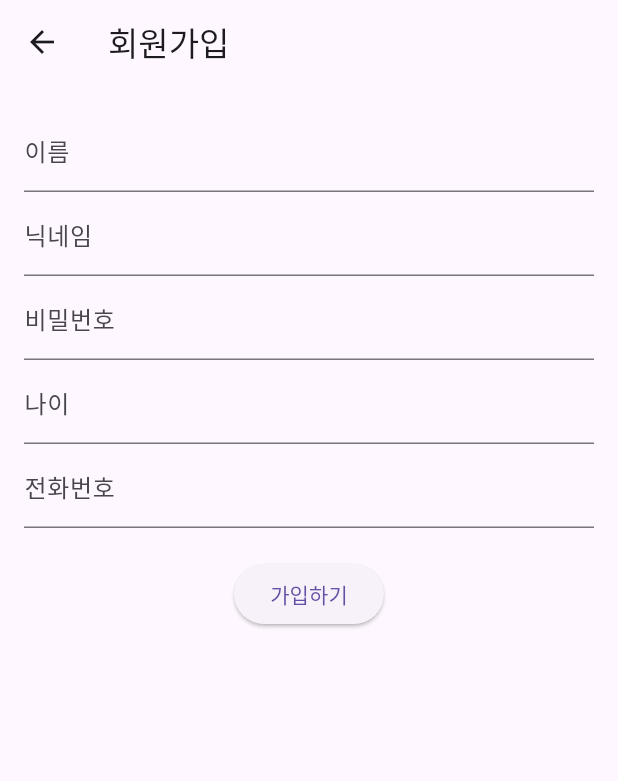
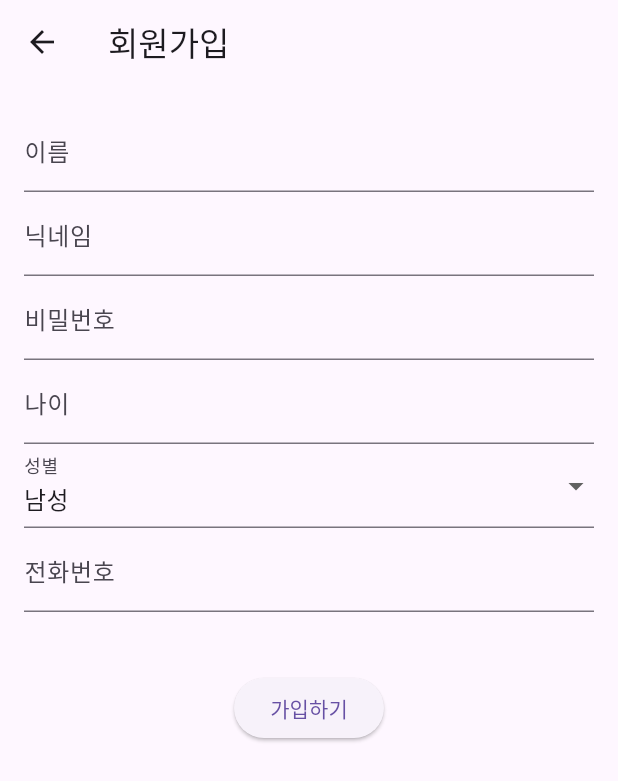
Before and after one commit to leedongyun01/412, a Flutter app: the SignupScreen screen opened directly, on a phone screen of 412 x 824 dp. Shown: the top 781 px of the screen. Run offline on Flutter 3.47's test engine with Material 3 defaults, Android fonts, the phone set to English and light mode, and no system bars; our stand-ins replace table_calendar.

Commit message:
Update signup_screen.dart

```diff
--- a/lib/screens/signup_screen.dart
+++ b/lib/screens/signup_screen.dart
@@ -1,7 +1,69 @@
 import 'package:flutter/material.dart';
+import 'package:http/http.dart' as http;
+import 'dart:convert';
 
-class SignupScreen extends StatelessWidget {
+class SignupScreen extends StatefulWidget {
   const SignupScreen({Key? key}) : super(key: key);
+
+  @override
+  State<SignupScreen> createState() => _SignupScreenState();
+}
+
+class _SignupScreenState extends State<SignupScreen> {
+  final TextEditingController _nameController = TextEditingController();
+  final TextEditingController _nicknameController = TextEditingController();
+  final TextEditingController _passwordController = TextEditingController();
+  final TextEditingController _ageController = TextEditingController();
+  final TextEditingController _phoneController = TextEditingController();
+  String _selectedGender = "1";
+  bool _isLoading = false;
+  String _errorMessage = '';
+
+  Future<void> _handleSignup() async {
+    setState(() {
+      _isLoading = true;
+      _errorMessage = '';
+    });
+
+    final String name = _nameController.text.trim();
+    final String nickname = _nicknameController.text.trim();
+    final String password = _passwordController.text.trim();
+    final String age = _ageController.text.trim();
+    final String phone = _phoneController.text.trim();
+
+    try {
+      final response = await http.post(
+        // _____________________________________________________
+        Uri.parse('http://~~~'),
+        // _____________________________________________________
+        headers: {'Content-Type': 'application/json'},
+        body: jsonEncode({
+          'userName': name,
+          'userNickname': nickname,
+          'password': password,
+          'userAge': age,
+          'userSex': _selectedGender,
+          'userPhone': phone,
+        }),
+      );
+
+      if (response.statusCode == 200) {
+        Navigator.pop(context);
+      } else {
+        setState(() {
+          _errorMessage = '입력 정보 확인';
+        });
+      }
+    } catch (e) {
+      setState(() {
+        _errorMessage = '오류 발생';
+      });
+    } finally {
+      setState(() {
+        _isLoading = false;
+      });
+    }
+  }
 
   @override
   Widget build(BuildContext context) {
@@ -14,28 +76,52 @@ class SignupScreen extends StatelessWidget {
         child: Column(
           children: [
             TextField(
+              controller: _nameController,
               decoration: const InputDecoration(labelText: '이름'),
             ),
             TextField(
+              controller: _nicknameController,
               decoration: const InputDecoration(labelText: '닉네임'),
             ),
             TextField(
+              controller: _passwordController,
               obscureText: true,
               decoration: const InputDecoration(labelText: '비밀번호'),
             ),
             TextField(
+              controller: _ageController,
               decoration: const InputDecoration(labelText: '나이'),
               keyboardType: TextInputType.number,
             ),
+            DropdownButtonFormField<String>(
+              value: _selectedGender,
+              items: const [
+                DropdownMenuItem(value: "1", child: Text("남성")),
+                DropdownMenuItem(value: "2", child: Text("여성")),
+              ],
+              onChanged: (value) {
+                setState(() {
+                  _selectedGender = value ?? "1";
+                });
+              },
+              decoration: const InputDecoration(labelText: '성별'),
+            ),
             TextField(
+              controller: _phoneController,
               decoration: const InputDecoration(labelText: '전화번호'),
               keyboardType: TextInputType.phone,
             ),
             const SizedBox(height: 20),
-            ElevatedButton(
-              onPressed: () {
-                Navigator.pop(context);
-              },
+            if (_errorMessage.isNotEmpty)
+              Text(
+                _errorMessage,
+                style: const TextStyle(color: Colors.red),
+              ),
+            const SizedBox(height: 20),
+            _isLoading
+                ? const CircularProgressIndicator()
+                : ElevatedButton(
+              onPressed: _handleSignup,
               child: const Text('가입하기'),
             ),
           ],
```
